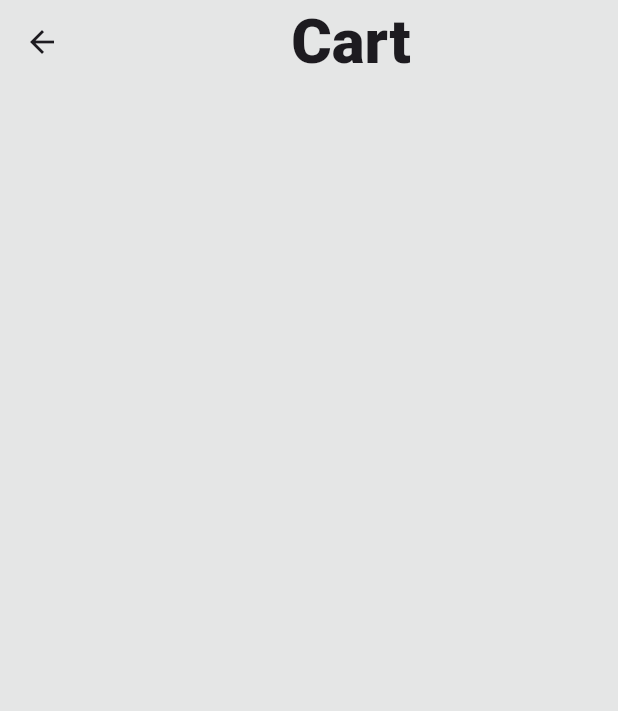
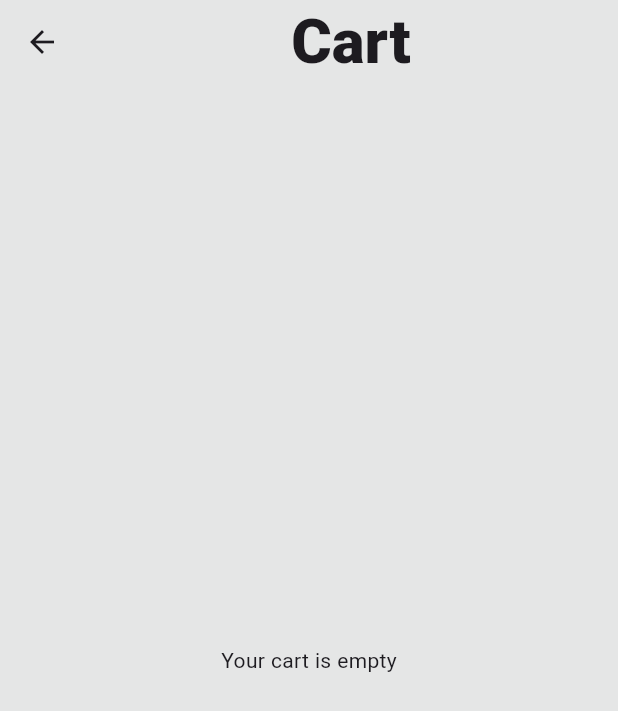
Before and after one commit to Mshankc/coffee_app, a Flutter app: the Cart screen opened by its route, on a phone screen of 412 x 824 dp. Shown: the top 711 px of the screen. Run offline on Flutter 3.47's test engine with Material 3 defaults, Android fonts, the phone set to English and light mode, and no system bars; our stand-ins replace animated_bottom_navigation_bar, expandable_text, font_awesome_flutter, google_fonts; missing offline and left inert: scroll_bottom_navigation_bar.

Commit message:
added functionalities

```diff
--- a/lib/components/cart_tile.dart
+++ b/lib/components/cart_tile.dart
@@ -1,4 +1,5 @@
 import 'package:flutter/material.dart';
+import 'package:flutter/widgets.dart';
 import 'package:google_fonts/google_fonts.dart';
 
 import '../constants/colors.dart';
@@ -15,7 +16,7 @@ class CartTile extends StatelessWidget {
   final String imageAddress;
   final String price;
   final String name;
-  VoidCallback onPressed, onTap;
+  VoidCallback? onPressed, onTap;
 
   @override
   Widget build(BuildContext context) {
--- a/lib/screens/Cart.dart
+++ b/lib/screens/Cart.dart
@@ -9,11 +9,18 @@ import 'package:provider/provider.dart';
 
 import '../models/shop.dart';
 
-class Cart extends StatelessWidget {
+class Cart extends StatefulWidget {
   const Cart({super.key});
   static const id = 'Cart';
 
-  void removeFromCart(BuildContext context, Product product) {}
+  @override
+  State<Cart> createState() => _CartState();
+}
+
+class _CartState extends State<Cart> {
+  void removeFromCart(BuildContext context, Product product) {
+    context.read<Shop>().removeFromCart(product);
+  }
 
   @override
   Widget build(BuildContext context) {
@@ -35,7 +42,11 @@ class Cart extends StatelessWidget {
         mainAxisAlignment: MainAxisAlignment.center,
         children: [
           Expanded(
-            child: ListView.builder(
+            child: cart.isEmpty
+                ? const Center(
+                    child: Text('Your cart is empty'),
+                  )
+                : ListView.builder(
                     itemCount: cart.length,
                     itemBuilder: (context, index) {
                       final item = cart[index];
@@ -43,7 +54,11 @@ class Cart extends StatelessWidget {
                           imageAddress: item.imageAddress,
                           price: item.price.toString(),
                           name: item.name,
-                      onPressed: () => removeFromCart(context, item),
+                          onPressed: () {
+                            setState(() {
+                              removeFromCart(context, item);
+                            });
+                          },
                           onTap: () {});
                     }),
           ),
```
Also changed, not shown: lib/components/custom_gridview_tile.dart (+6 -1 lines). Lines whose indentation alone changed are shown as unchanged.
